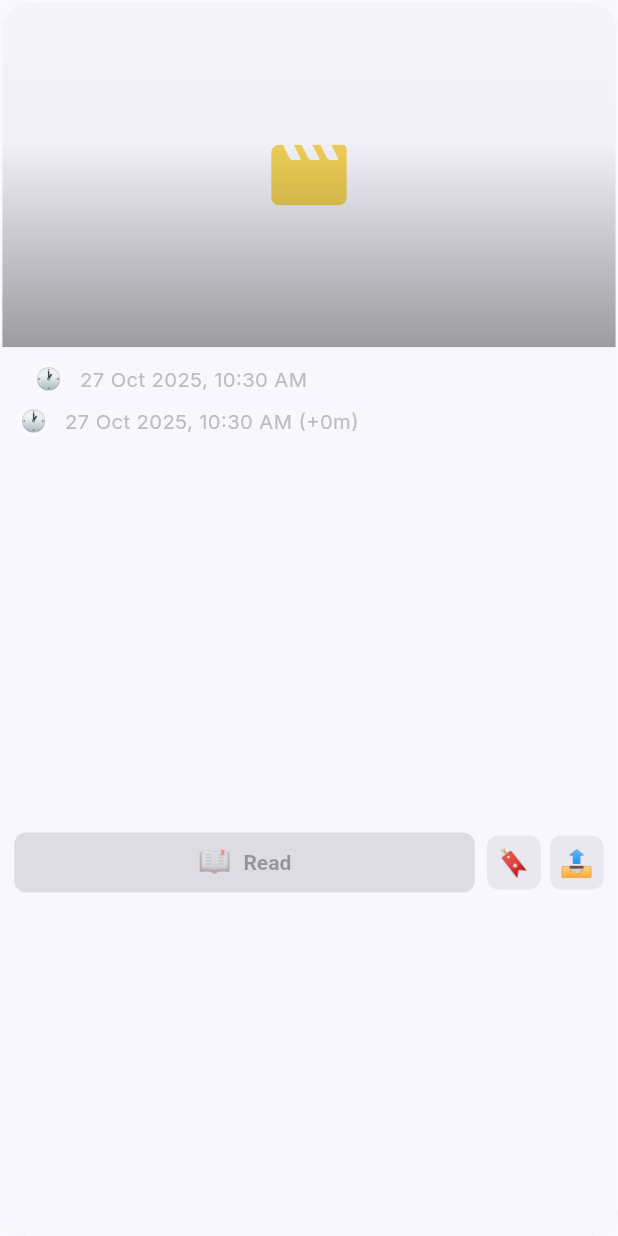
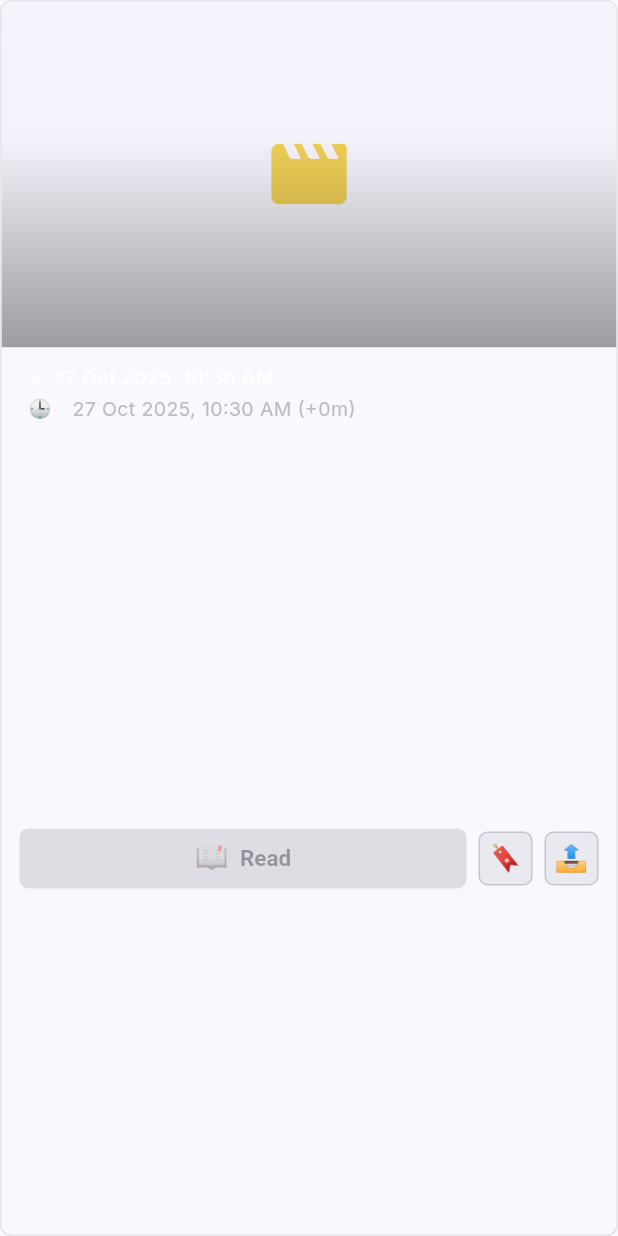
Before and after one commit to onlinecalculatorpro-astro/cinepulse, a Flutter app: the StoryCard widget shown alone on an empty page, opened directly with empty values, on a phone screen of 412 x 824 dp. Run offline on Flutter 3.47's test engine with Material 3 defaults, Android fonts, the phone set to English and light mode, and no system bars; our stand-ins replace cached_network_image, chewie, connectivity_plus, firebase_core, firebase_messaging, flutter_local_notifications and 5 more; accounts and stored records are empty; network calls fail; statements that could not run were skipped.

Commit message:
Update story_card.dart

```diff
--- a/lib/features/story/story_card.dart
+++ b/lib/features/story/story_card.dart
@@ -1,19 +1,37 @@
 // lib/features/story/story_card.dart
 //
-// FINAL LAYOUT:
+// VISUAL SPEC (matches the HTML mock approved):
 //
-// Row A: "<Kind>  [🕐 pill: publishedAt]"
-// Row B: [🕐 pill: addedAt (+gap)]
-// Row C: Title (3 lines max)
-// Row D: CTA row (Watch/Read + Save + Share)
-// Row E: "Source: <sourceDomain OR source>"  (single value, no slash combo)
+// Card:
+//   - radius: 8
+//   - bg: rgba(30,37,51,0.35) on dark
+//   - border: 1px solid rgba(255,255,255,0.2)
+//   - padding inside body: 12 all around
 //
-// Rules:
-// - Row A should SHOW the clock emoji pill again for the FIRST timestamp.
-// - Row B keeps the second timestamp pill like before.
-// - Bottom attribution should NOT combine both source + domain with "/".
-//   We show sourceDomain if present, else source.
-// - Everything else stays the same.
+// Layout inside body:
+//   Row A  : "<Kind>  •  <publishedAt formatted like '27 Oct 2025, 11:57 AM'>"
+//   Row B  : [🕒 badge]  "<addedAt (+Δm)>"
+//   Gap 8
+//   Title  : max 3 lines
+//   Spacer()
+//   CTA row: [ big red Watch/Read button ][ save ][ share ]
+//   Gap 8
+//   Source : "Source: <domain or source>"
+//
+// Row spacing:
+//   RowA
+//   4px
+//   RowB
+//   8px
+//   Title
+//   12px -> CTA row
+//   8px  -> Source
+//
+// NOTE:
+// - Title, CTA, etc are still interactive like before.
+// - We keep Spacer() before CTA so all cards stay equal height in the grid.
+// - We keep hover translateY(-2) on web, but with new radius/border/shadow.
+//
 
 import 'dart:math' as math;
 import 'dart:ui';
@@ -136,7 +154,7 @@ class _StoryCardState extends State<StoryCard> {
     'Jul', 'Aug', 'Sep', 'Oct', 'Nov', 'Dec'
   ];
 
-  // e.g. "26 Oct 2025, 11:36 PM"
+  // e.g. "27 Oct 2025, 11:57 AM"
   String _formatMetaLike(DateTime dt) {
     final d = dt.toLocal();
     final day = d.day;
@@ -149,7 +167,7 @@ class _StoryCardState extends State<StoryCard> {
     return '$day $m $y, $h:$mm $ap';
   }
 
-  // "(+33h)" etc
+  // "(+12m)" etc
   String _formatGap(Duration d) {
     final abs = d.isNegative ? -d : d;
     if (abs.inMinutes < 60) return '${abs.inMinutes}m';
@@ -157,30 +175,27 @@ class _StoryCardState extends State<StoryCard> {
     return '${abs.inDays}d';
   }
 
-  // Small pill row with emoji + timestamp text
-  Widget _timePill({required String emoji, required String text}) {
-    return Row(
-      mainAxisSize: MainAxisSize.min,
-      children: [
-        Container(
-          padding: const EdgeInsets.all(4),
+  // Little rounded badge with 🕒, used in Row B
+  Widget _timeBadge(String emoji) {
+    return Container(
+      padding: const EdgeInsets.symmetric(horizontal: 6, vertical: 2),
       decoration: BoxDecoration(
-            color: Colors.white.withOpacity(0.13),
-            shape: BoxShape.circle,
+        color: Colors.white.withOpacity(0.15),
+        borderRadius: BorderRadius.circular(999),
       ),
-          child: _Emoji(emoji: emoji, size: 14),
-        ),
-        const SizedBox(width: 8),
-        Text(
-          text,
-          maxLines: 1,
-          overflow: TextOverflow.ellipsis,
-          style: TextStyle(
-            color: Colors.grey[400],
-            fontSize: 13.5,
+      child: Text(
+        emoji,
+        style: const TextStyle(
+          fontSize: 12,
+          height: 1.0,
+          fontFamilyFallback: [
+            'Apple Color Emoji',
+            'Segoe UI Emoji',
+            'Noto Color Emoji',
+            'EmojiOne Color',
+          ],
         ),
       ),
-      ],
     );
   }
 
@@ -193,7 +208,7 @@ class _StoryCardState extends State<StoryCard> {
   }
 
   // Bottom "Source: <x>" logic.
-  // Use domain if we have it, else fall back to source.
+  // Prefer domain, else source.
   String _attribution(Story s) {
     final dom = (s.sourceDomain ?? '').trim();
     if (dom.isNotEmpty) return dom;
@@ -230,8 +245,16 @@ class _StoryCardState extends State<StoryCard> {
     // hero/thumbnail
     final imageUrl = resolveStoryImageUrl(widget.story);
 
-    // attribution for footer
+    // attribution text
     final srcText = _attribution(widget.story);
+
+    // COLORS from mock:
+    //   card bg ~ rgba(30,37,51,0.35) on dark
+    final Color cardBgDark = const Color(0xFF1e2533).withOpacity(0.35);
+    final Color cardBgLight = scheme.surface;
+
+    final Color borderColor =
+        isDark ? Colors.white.withOpacity(0.20) : Colors.black.withOpacity(0.08);
 
     final card = AnimatedContainer(
       duration: const Duration(milliseconds: 140),
@@ -239,20 +262,21 @@ class _StoryCardState extends State<StoryCard> {
       transform:
           _hover ? (vm.Matrix4.identity()..translate(0.0, -2.0, 0.0)) : null,
       decoration: BoxDecoration(
-        color: isDark
-            ? const Color(0xFF181E2A).withOpacity(0.92)
-            : scheme.surface.withOpacity(0.97),
-        borderRadius: BorderRadius.circular(18),
+        color: isDark ? cardBgDark : cardBgLight,
+        borderRadius: BorderRadius.circular(8),
         border: Border.all(
-          color:
-              _hover ? const Color(0x33dc2626) : Colors.white.withOpacity(0.08),
-          width: 1.5,
+          color: _hover
+              ? (isDark
+                  ? Colors.white.withOpacity(0.28)
+                  : Colors.black.withOpacity(0.16))
+              : borderColor,
+          width: 1,
         ),
         boxShadow: [
           BoxShadow(
-            color: Colors.black.withOpacity(0.18),
-            blurRadius: 20,
-            offset: const Offset(0, 6),
+            color: Colors.black.withOpacity(0.6),
+            blurRadius: 40,
+            offset: const Offset(0, 20),
           ),
         ],
       ),
@@ -271,14 +295,16 @@ class _StoryCardState extends State<StoryCard> {
               return Column(
                 crossAxisAlignment: CrossAxisAlignment.stretch,
                 children: [
-                  // IMAGE
+                  // ------------------------------------------------------------------
+                  // THUMBNAIL (16:9)
+                  // ------------------------------------------------------------------
                   SizedBox(
                     height: mediaH,
                     child: Hero(
                       tag: 'thumb-${widget.story.id}',
                       child: ClipRRect(
                         borderRadius: const BorderRadius.vertical(
-                          top: Radius.circular(18),
+                          top: Radius.circular(8),
                         ),
                         child: Stack(
                           fit: StackFit.expand,
@@ -336,6 +362,8 @@ class _StoryCardState extends State<StoryCard> {
                                   child: _SampleIcon(kind: widget.story.kind),
                                 ),
                               ),
+
+                            // subtle bottom gradient overlay
                             Positioned.fill(
                               child: DecoratedBox(
                                 decoration: BoxDecoration(
@@ -357,76 +385,123 @@ class _StoryCardState extends State<StoryCard> {
                     ),
                   ),
 
+                  // ------------------------------------------------------------------
                   // BODY
+                  // ------------------------------------------------------------------
                   Expanded(
                     child: Padding(
-                      padding: const EdgeInsets.fromLTRB(8, 10, 8, 8),
+                      padding: const EdgeInsets.all(12), // <-- tighter padding (12)
                       child: Column(
                         crossAxisAlignment: CrossAxisAlignment.start,
                         children: [
-                          // Row A:
-                          // "<Kind>  [🕐 publishedAt]"
+                          // ----------------------------------------------------------
+                          // Row A: "<Kind>  •  <publishedAt>"
+                          // ----------------------------------------------------------
                           Row(
-                            crossAxisAlignment: CrossAxisAlignment.center,
+                            crossAxisAlignment: CrossAxisAlignment.start,
                             children: [
-                              Text(
+                              Flexible(
+                                flex: 0,
+                                child: Text(
                                   _kindDisplay(kind),
                                   maxLines: 1,
                                   overflow: TextOverflow.ellipsis,
                                   style: TextStyle(
-                                  color: Colors.grey[400],
-                                  fontSize: 13.5,
+                                    color: Colors.white,
+                                    fontSize: 13,
                                     fontWeight: FontWeight.w600,
+                                    height: 1.3,
+                                  ),
                                 ),
                               ),
                               if (publishedText != null) ...[
-                                const SizedBox(width: 10),
+                                const SizedBox(width: 8),
+                                // dot •
+                                Container(
+                                  width: 6,
+                                  height: 6,
+                                  margin: const EdgeInsets.only(top: 6),
+                                  decoration: BoxDecoration(
+                                    color: Colors.white.withOpacity(0.9),
+                                    borderRadius: BorderRadius.circular(999),
+                                  ),
+                                ),
+                                const SizedBox(width: 8),
                                 Flexible(
-                                  child: _timePill(
-                                    emoji: '🕐',
-                                    text: publishedText!,
+                                  child: Text(
+                                    publishedText!,
+                                    maxLines: 1,
+                                    overflow: TextOverflow.ellipsis,
+                                    style: const TextStyle(
+                                      color: Colors.white,
+                                      fontSize: 13,
+                                      fontWeight: FontWeight.w500,
+                                      height: 1.3,
+                                    ),
                                   ),
                                 ),
                               ],
                             ],
                           ),
 
-                          const SizedBox(height: 6),
+                          const SizedBox(height: 4),
 
-                          // Row B:
-                          // second timestamp with gap, still pill
+                          // ----------------------------------------------------------
+                          // Row B: [🕒 badge]  "<addedAt (+Δm)>"
+                          // ----------------------------------------------------------
                           if (addedText != null)
-                            _timePill(
-                              emoji: '🕐',
-                              text: addedText!,
+                            Row(
+                              crossAxisAlignment: CrossAxisAlignment.start,
+                              children: [
+                                _timeBadge('🕒'),
+                                const SizedBox(width: 8),
+                                Expanded(
+                                  child: Text(
+                                    addedText!,
+                                    maxLines: 1,
+                                    overflow: TextOverflow.ellipsis,
+                                    style: TextStyle(
+                                      color: Colors.grey[400],
+                                      fontSize: 13,
+                                      fontWeight: FontWeight.w400,
+                                      height: 1.3,
+                                    ),
+                                  ),
+                                ),
+                              ],
                             ),
 
                           const SizedBox(height: 8),
 
-                          // Row C: Title
+                          // ----------------------------------------------------------
+                          // Title (max 3 lines)
+                          // ----------------------------------------------------------
                           Flexible(
                             fit: FlexFit.loose,
                             child: Text(
                               widget.story.title,
                               maxLines: 3,
-                              softWrap: true,
                               overflow: TextOverflow.ellipsis,
                               style: GoogleFonts.inter(
-                                fontSize: 14.5,
-                                height: 1.26,
-                                fontWeight: FontWeight.w800,
-                                color: isDark
-                                    ? Colors.white.withOpacity(0.96)
-                                    : scheme.onSurface,
+                                fontSize: 15,
+                                height: 1.35,
+                                fontWeight: FontWeight.w600,
+                                color: Colors.white.withOpacity(0.96),
                               ),
                             ),
                           ),
 
+                          const SizedBox(height: 12),
+
+                          // push CTA row to bottom for consistent card height
                           const Spacer(),
 
-                          // Row D: CTA row
+                          // ----------------------------------------------------------
+                          // CTA row
+                          // ----------------------------------------------------------
                           Row(
                             children: [
+                              // Big red Watch/Read button
                               Expanded(
                                 child: Semantics(
                                   button: true,
@@ -452,14 +527,15 @@ class _StoryCardState extends State<StoryCard> {
                                         elevation: 0,
                                         shape: RoundedRectangleBorder(
                                           borderRadius:
-                                              BorderRadius.circular(8),
+                                              BorderRadius.circular(6),
                                         ),
                                         padding: const EdgeInsets.symmetric(
                                           horizontal: 12,
                                         ),
                                         textStyle: const TextStyle(
-                                          fontWeight: FontWeight.w700,
-                                          fontSize: 14,
+                                          fontWeight: FontWeight.w600,
+                                          fontSize: 15,
+                                          height: 1.2,
                                         ),
                                       ),
                                       label: Text(_ctaLabel),
@@ -468,6 +544,8 @@ class _StoryCardState extends State<StoryCard> {
                                 ),
                               ),
                               const SizedBox(width: 8),
+
+                              // Save
                               AnimatedBuilder(
                                 animation: SavedStore.instance,
                                 builder: (_, __) {
@@ -484,7 +562,9 @@ class _StoryCardState extends State<StoryCard> {
                                   );
                                 },
                               ),
-                              const SizedBox(width: 6),
+                              const SizedBox(width: 8),
+
+                              // Share
                               _ActionIconBox(
                                 tooltip: 'Share',
                                 onTap: () => _share(context),
@@ -496,20 +576,23 @@ class _StoryCardState extends State<StoryCard> {
                             ],
                           ),
 
-                          // Row E: bottom attribution
-                          if (srcText.isNotEmpty) ...[
                           const SizedBox(height: 8),
+
+                          // ----------------------------------------------------------
+                          // Source row
+                          // ----------------------------------------------------------
+                          if (srcText.isNotEmpty)
                             Text(
                               'Source: $srcText',
                               maxLines: 1,
                               overflow: TextOverflow.ellipsis,
                               style: TextStyle(
-                                color: Colors.grey[500],
+                                color: Colors.grey[400],
                                 fontSize: 12,
-                                fontWeight: FontWeight.w500,
+                                fontWeight: FontWeight.w400,
+                                height: 1.3,
                               ),
                             ),
-                          ],
                         ],
                       ),
                     ),
@@ -528,7 +611,7 @@ class _StoryCardState extends State<StoryCard> {
       child: kIsWeb
           ? card
           : ClipRRect(
-              borderRadius: BorderRadius.circular(18),
+              borderRadius: BorderRadius.circular(8),
               child: BackdropFilter(
                 filter: ImageFilter.blur(sigmaX: 7, sigmaY: 7),
                 child: card,
@@ -593,7 +676,7 @@ class _Emoji extends StatelessWidget {
   }
 }
 
-/* --------- Compact secondary action icon --------- */
+/* --------- Secondary action icon chip (Save / Share) --------- */
 class _ActionIconBox extends StatelessWidget {
   final Widget icon;
   final VoidCallback onTap;
@@ -608,15 +691,26 @@ class _ActionIconBox extends StatelessWidget {
   @override
   Widget build(BuildContext context) {
     final isDark = Theme.of(context).brightness == Brightness.dark;
+
+    // dark translucent chip from mock:
+    final bgColor = isDark
+        ? Colors.black.withOpacity(0.4)
+        : Colors.black.withOpacity(0.06);
+
+    final borderColor = isDark
+        ? Colors.white.withOpacity(0.15)
+        : Colors.black.withOpacity(0.15);
+
     return Tooltip(
       message: tooltip,
       child: Material(
-        color: isDark
-            ? Colors.white.withOpacity(0.08)
-            : Colors.black.withOpacity(0.06),
-        borderRadius: BorderRadius.circular(8),
+        color: bgColor,
+        shape: RoundedRectangleBorder(
+          borderRadius: BorderRadius.circular(6),
+          side: BorderSide(color: borderColor, width: 1),
+        ),
         child: InkWell(
-          borderRadius: BorderRadius.circular(8),
+          borderRadius: BorderRadius.circular(6),
           onTap: onTap,
           child: SizedBox(
             width: 36,
```
Lines whose indentation alone changed are shown as unchanged.
